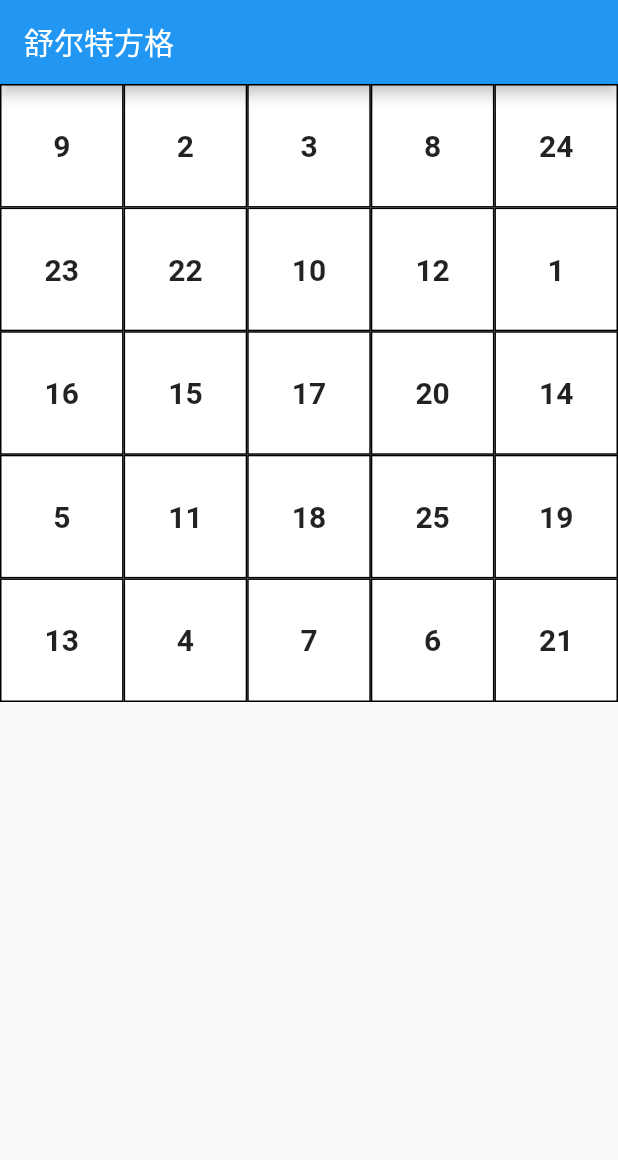
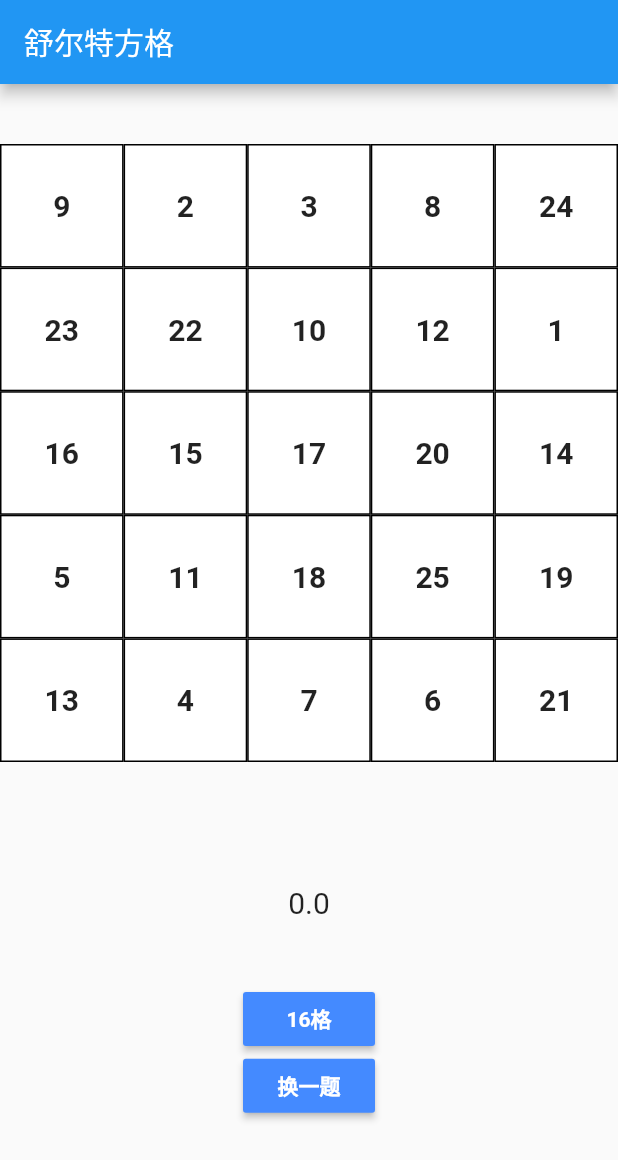
Before and after one commit to xxj2016/shult_grid, a Flutter app: the screen it shows after launch, on a phone screen of 412 x 824 dp. Shown: the top 1160 px of the screen. Run offline on Flutter 3.47's test engine with Material 2 defaults, Android fonts, the phone set to English and light mode, and no system bars; our stand-ins replace fluttertoast.

Commit message:
完善代码

```diff
--- a/lib/main.dart
+++ b/lib/main.dart
@@ -1,4 +1,9 @@
+import 'dart:async';
+import 'dart:math';
+
 import 'package:flutter/material.dart';
+import 'package:provider/provider.dart';
+import 'package:shult_grid/addProvider.dart';
 
 void main() => runApp(MyApp());
 
@@ -25,60 +30,9 @@ class ShultCell extends StatefulWidget {
 }
 
 class _ShultCellState extends State<ShultCell> with TickerProviderStateMixin {
-  int count;
-  List<int> data = List<int>();
-  List<int> curSel = List<int>();
-  List<AnimationController> controllers = List<AnimationController>();
-  List<Animation<Color>> animations = List<Animation<Color>>();
-  @override
-  void initState() {
-    // TODO: implement initState
-    super.initState();
-    count = 25;
-    List.generate(count, (index) {
-      data.add(index + 1);
-      controllers.add(AnimationController(vsync: this, duration: Duration(milliseconds: 250)));
-      animations.add(
-        ColorTween(begin: Colors.white, end: Colors.purpleAccent)
-        .animate(controllers[index])..addListener((){
-          setState(() {
-
-          });
-        })
-      );
-    });
-
-
-
-    data.shuffle();
-
-
-  }
-
-  tapCell(i){
-
-    int lastSel = curSel.length > 0 ? curSel.last : 0;
-    if(data[i] -1 == lastSel) {
-      animations[i] = ColorTween(begin: Colors.white, end: Colors.purpleAccent)
-        .animate(controllers[i])..addListener((){
-          setState(() {
-
-          });
-        });
-        curSel.add(data[i]);
-    } else {
-      animations[i] = ColorTween(begin: Colors.white, end: Colors.redAccent)
-        .animate(controllers[i])..addListener((){
-          setState(() {
-
-          });
-        });
-    }
-
-    controllers[i].forward(from: 0).then((_) => {
-      controllers[i].reverse()
-    });
-  }
+  var table = AnimContainer();
+  var timer = CountTimer();
+  reset() {}
 
   @override
   Widget build(BuildContext context) {
@@ -86,24 +40,216 @@ class _ShultCellState extends State<ShultCell> with TickerProviderStateMixin {
       appBar: AppBar(
         title: Text('舒尔特方格'),
       ),
-      body: GridView.count(
-        crossAxisCount: 5,
-        children: List.generate(count, (index) {
-          return GestureDetector(
-            onTap: (){
-              tapCell(index);
-            },
-            child: Container(
-              decoration: BoxDecoration(border: Border.all(width: 1), color: animations[index].value),
-              alignment: Alignment.center,
-              child: Text(
-                  "${data[index]}",
-                  style: TextStyle(fontSize: 20.0, fontWeight: FontWeight.bold),
-                )
-            )
-          );
-        }),
+      body: MultiProvider(
+        providers: [
+          ChangeNotifierProvider(
+            create: (context) => MainProvider(),
+          )
+        ],
+        child: Column(
+          children: <Widget>[
+            SizedBox(
+              height: 40.0,
+            ),
+            SizedBox(
+              height: 450.0,
+              child: table,
+            ),
+            timer
+          ],
+        ),
       ),
     );
   }
 }
+
+// 计时器部分
+class CountTimer extends StatefulWidget {
+  CountTimer({Key key}) : super(key: key);
+
+  _CountTimerState createState() => _CountTimerState();
+}
+
+class _CountTimerState extends State<CountTimer> {
+  Timer time;
+  double totalTime = 0;
+  bool ifStarted = false;
+  @override
+  void initState() {
+    super.initState();
+  }
+
+  @override
+  Widget build(BuildContext context) {
+    var provider = Provider.of<MainProvider>(context);
+
+    return SizedBox(
+        height: 200,
+        child: Column(
+          children: [
+            Expanded(
+                flex: 5,
+                child: Center(
+                  child: Text(
+                    "${provider.totalTime.toStringAsFixed(1)}",
+                    style: TextStyle(fontSize: 20),
+                  ),
+                )),
+            Container(
+                child: Flexible(
+              flex: 2,
+              child: MaterialButton(
+                // padding: EdgeInsets.fromLTRB(40, 0, 40, 0),
+                splashColor: Colors.transparent,
+                color: Colors.blueAccent,
+                onPressed: () {
+                  provider.changeCount();
+                },
+                child: Text(
+                  provider.count == 16 ? "25格" : "16格",
+                  style: TextStyle(
+                      color: Colors.white, fontWeight: FontWeight.bold),
+                ),
+              ),
+            )),
+            Container(
+                child: Flexible(
+              flex: 2,
+              child: MaterialButton(
+                // padding: EdgeInsets.fromLTRB(40, 0, 40, 0),
+                splashColor: Colors.transparent,
+                color: Colors.blueAccent,
+                onPressed: () {
+                  provider.resetValue();
+                },
+                child: Text(
+                  "换一题",
+                  style: TextStyle(
+                      color: Colors.white, fontWeight: FontWeight.bold),
+                ),
+              ),
+            )),
+          ],
+        ));
+  }
+}
+
+// 动画部分
+class AnimContainer extends StatefulWidget {
+  AnimContainer({Key key}) : super(key: key);
+
+  @override
+  _AnimContainerState createState() => _AnimContainerState();
+}
+
+class _AnimContainerState extends State<AnimContainer>
+    with TickerProviderStateMixin {
+  // int count;
+  // List<int> data = List<int>();
+  // List<int> curSel = List<int>();
+  // List<AnimationController> controllers = List<AnimationController>();
+  // List<Animation<Color>> animations = List<Animation<Color>>();
+  List<Color> conColor = List<Color>();
+  List<int> data = List<int>();
+  List<int> curSel = List<int>();
+
+  List<Animation<Color>> animation;
+  List<AnimationController> controller;
+
+  @override
+  void initState() {
+    // TODO: implement initState
+    super.initState();
+    animation = List<Animation<Color>>();
+    controller = List<AnimationController>();
+    curSel = List<int>();
+  }
+
+  // @override
+  // void initState() {
+  //   // TODO: implement initState
+  //   super.initState();
+  //   count = 25;
+  //   List.generate(count, (index) {
+  //     data.add(index + 1);
+  //     controllers.add(AnimationController(vsync: this, duration: Duration(milliseconds: 250)));
+  //     animations.add(
+  //       ColorTween(begin: Colors.white, end: Colors.purpleAccent)
+  //       .animate(controllers[index])..addListener((){
+  //         setState(() {
+
+  //         });
+  //       })
+  //     );
+  //   });
+
+  //   data.shuffle();
+
+  // }
+
+  // tapCell(i){
+
+  //   int lastSel = curSel.length > 0 ? curSel.last : 0;
+  //   if(data[i] -1 == lastSel) {
+  //     animations[i] = ColorTween(begin: Colors.white, end: Colors.purpleAccent)
+  //       .animate(controllers[i])..addListener((){
+  //         setState(() {
+
+  //         });
+  //       });
+  //       curSel.add(data[i]);
+  //   } else {
+  //     animations[i] = ColorTween(begin: Colors.white, end: Colors.redAccent)
+  //       .animate(controllers[i])..addListener((){
+  //         setState(() {
+
+  //         });
+  //       });
+  //   }
+
+  //   controllers[i].forward(from: 0).then((_) => {
+  //     controllers[i].reverse()
+  //   });
+  // }
+
+  @override
+  Widget build(BuildContext context) {
+    var provider = Provider.of<MainProvider>(context);
+    int count = provider.count;
+    for (int i = 0; i < count; i++) {
+      controller.add(AnimationController(
+          duration: Duration(milliseconds: 500), vsync: this));
+      animation.add(ColorTween(begin: Colors.white, end: Colors.purpleAccent)
+          .animate(controller[i])
+            ..addListener(() {
+              setState(() {});
+            }));
+    }
+    provider.animation = animation;
+    provider.controller = controller;
+
+    return GridView.count(
+      crossAxisCount: sqrt(count).round(),
+      children: List.generate(
+          count,
+          (i) => GestureDetector(
+              onTap: () {
+                provider.tapCell(i);
+              },
+              child: Container(
+                alignment: Alignment.center,
+                decoration: BoxDecoration(
+                  color: provider.animation[i].value,
+                  border: Border.all(width: 1),
+                ),
+                child: Container(
+                  child: Text(
+                    "${provider.data[i]}",
+                    style: TextStyle(fontSize: 20, fontWeight: FontWeight.bold),
+                  ),
+                  padding: EdgeInsets.all(count == 25 ? 10 : 20),
+                ),
+              ))).toList(),
+    );
+  }
+}
--- a/pubspec.yaml
+++ b/pubspec.yaml
@@ -23,6 +23,8 @@ dependencies:
   # The following adds the Cupertino Icons font to your application.
   # Use with the CupertinoIcons class for iOS style icons.
   cupertino_icons: ^0.1.2
+  provider:
+  fluttertoast:
 
 dev_dependencies:
   flutter_test:
```
Also changed, not shown: lib/addProvider.dart (added, +137 -0 lines), pubspec.lock, 6 other files.
